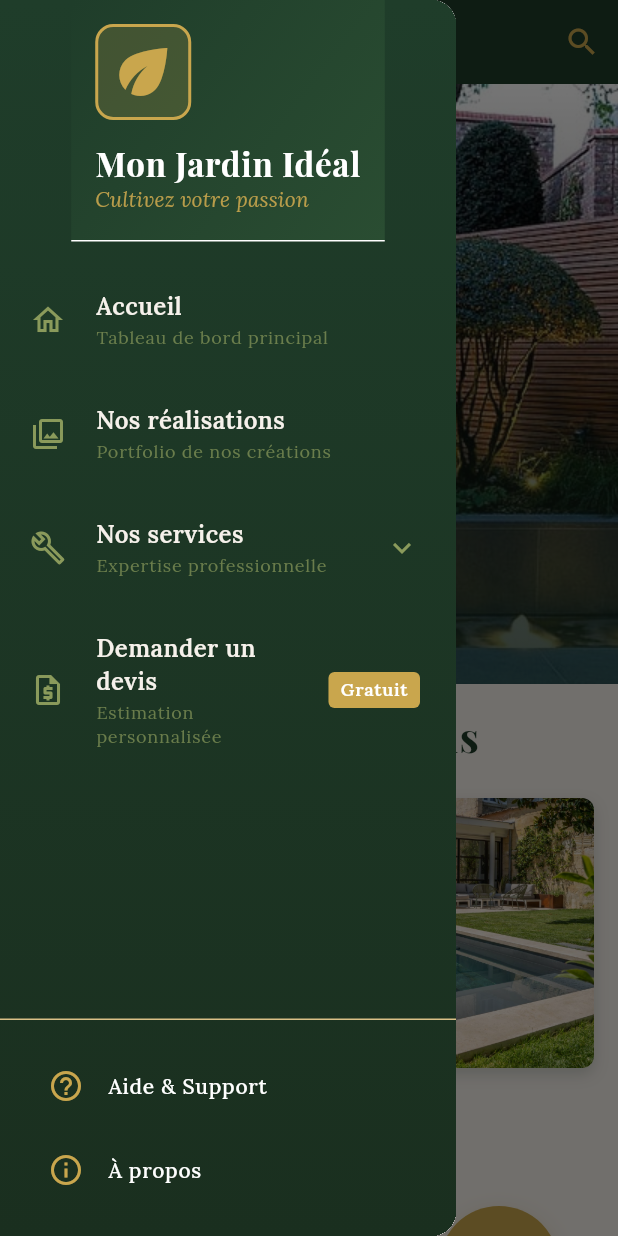
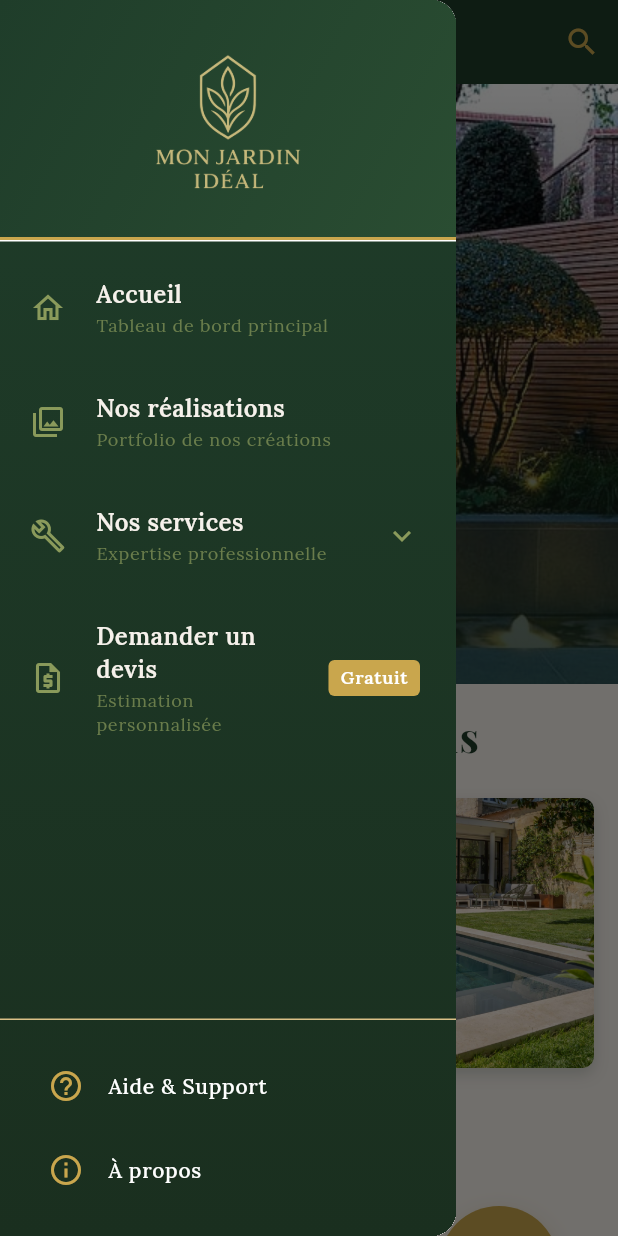
Before and after one commit to a-tamwasi/flutter-mvc-template, a Flutter app: the screen it shows after launch, with the side drawer open, on a phone screen of 412 x 824 dp. Run offline on Flutter 3.47's test engine with Material 3 defaults, Android fonts, the phone set to English and light mode, and no system bars; our stand-ins replace google_fonts.

```diff
--- a/lib/src/views/accueil_vue.dart
+++ b/lib/src/views/accueil_vue.dart
@@ -377,6 +377,13 @@ class AccueilVue extends VueBase<AccueilControleur> {
   /// Construit l'en-tête du drawer avec style premium
   Widget _construireEnteteDrawer(BuildContext context) {
     return DrawerHeader(
+      margin: EdgeInsets.zero,
+      padding: const EdgeInsets.only(
+        top: DimensionsApplication.espacementPetit,
+        left: DimensionsApplication.espacementMoyen,
+        right: DimensionsApplication.espacementMoyen,
+        bottom: DimensionsApplication.espacementTresPetit,
+      ),
       decoration: const BoxDecoration(
         gradient: LinearGradient(
           begin: Alignment.topLeft,
@@ -386,49 +393,43 @@ class AccueilVue extends VueBase<AccueilControleur> {
             Color(0xFF2A4D32), // Nuance plus claire
           ],
         ),
-      ),
-      child: Column(
-        crossAxisAlignment: CrossAxisAlignment.start,
-        children: [
-          // Icône principale avec accent doré
-          Container(
-            width: 64,
-            height: 64,
-            decoration: BoxDecoration(
-              color: CouleursApplication.orElegant.withValues(alpha: 0.2),
-              borderRadius: BorderRadius.circular(DimensionsApplication.rayonGrand),
-              border: Border.all(
+        // Ligne de séparation élégante en or
+        border: Border(
+          bottom: BorderSide(
             color: CouleursApplication.orElegant,
-                width: 2,
+            width: 2.0,
           ),
         ),
-            child: const Icon(
+      ),
+      child: Center(
+        child: Column(
+          mainAxisAlignment: MainAxisAlignment.center,
+          crossAxisAlignment: CrossAxisAlignment.center,
+          children: [
+            // Logo de l'entreprise avec positionnement optimisé
+            Expanded(
+              child: Center(
+                child: ClipRRect(
+                  borderRadius: BorderRadius.circular(DimensionsApplication.rayonMoyen),
+                  child: Image.asset(
+                    'assets/logo1.png',
+                    width: 180,
+                    height: 180,
+                    fit: BoxFit.contain,
+                    errorBuilder: (context, error, stackTrace) {
+                      // Fallback en cas d'erreur de chargement
+                      return const Icon(
                         Icons.eco,
                         size: DimensionsApplication.iconeTresGrande,
-              color: CouleursApplication.orElegant,
+                        color: CouleursApplication.vertProfondChic,
+                      );
+                    },
                   ),
                 ),
-
-          const SizedBox(height: DimensionsApplication.espacementMoyen),
-
-          // Titre principal
-          Text(
-            'Mon Jardin Idéal',
-            style: StylesTexte.titrePrincipalDore.copyWith(
-              color: CouleursApplication.texteSurSombre,
-              fontSize: 22.0,
-            ),
-          ),
-
-          // Sous-titre élégant
-          Text(
-            'Cultivez votre passion',
-            style: StylesTexte.corpsTexteSecondaire.copyWith(
-              color: CouleursApplication.orElegant.withValues(alpha: 0.9),
-              fontStyle: FontStyle.italic,
               ),
             ),
           ],
+        ),
       ),
     );
   }
```
Also changed, not shown: lib/src/views/jardin_principal_vue.dart (+35 -33 lines), lib/src/views/nos_realisations_vue.dart (+44 -0 lines). Lines whose indentation alone changed are shown as unchanged.
